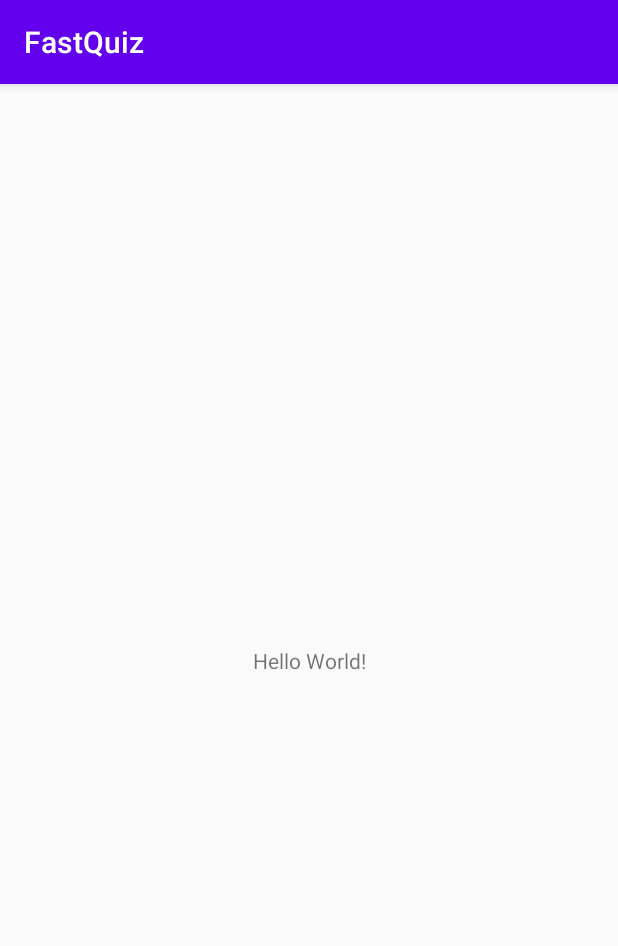
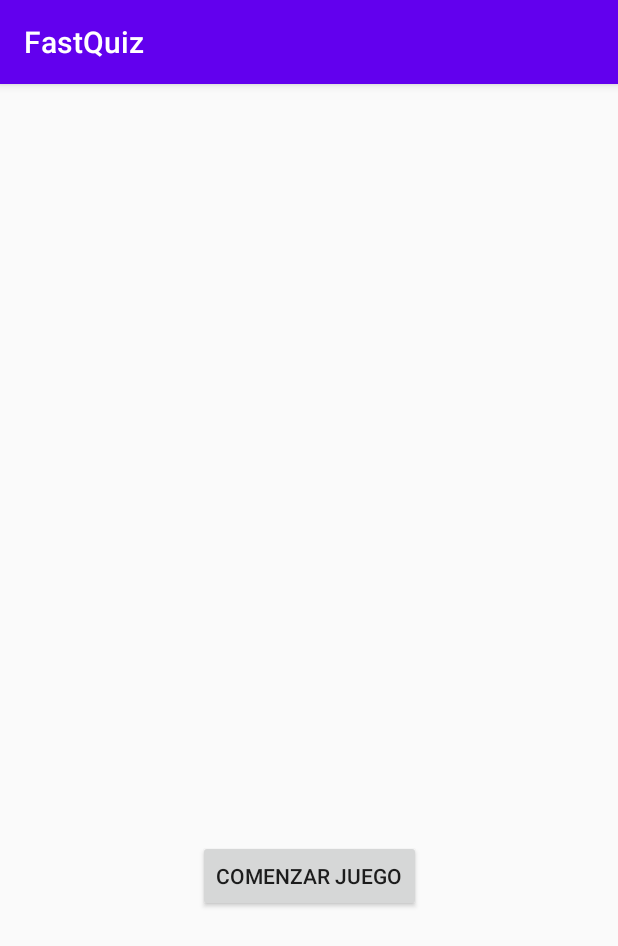
Before and after one commit to oscar-llury/FastQuiz-LDM20-21, an Android app: the screen it shows after launch (MainActivity), on a phone screen of 412 x 824 dp. Shown: the top 946 px of the screen. Run offline under Robolectric (Android 15) with nearby library versions, the phone set to English and light mode, and no system bars.

Commit message:
start new activity from a button

```diff
--- a/app/src/main/AndroidManifest.xml
+++ b/app/src/main/AndroidManifest.xml
@@ -9,6 +9,7 @@
         android:roundIcon="@mipmap/ic_launcher_round"
         android:supportsRtl="true"
         android:theme="@style/AppTheme">
+        <activity android:name=".Game"></activity>
         <activity android:name=".MainActivity">
             <intent-filter>
                 <action android:name="android.intent.action.MAIN" />
--- a/app/src/main/java/com/code/fastquiz/MainActivity.java
+++ b/app/src/main/java/com/code/fastquiz/MainActivity.java
@@ -2,7 +2,10 @@
 
 import androidx.appcompat.app.AppCompatActivity;
 
+import android.content.Intent;
 import android.os.Bundle;
+import android.view.View;
+import android.widget.Button;
 
 public class MainActivity extends AppCompatActivity {
 
@@ -10,5 +13,15 @@
     protected void onCreate(Bundle savedInstanceState) {
         super.onCreate(savedInstanceState);
         setContentView(R.layout.activity_main);
+
+        Button startButton = findViewById(R.id.button_start_game);
+        startButton.setOnClickListener(new View.OnClickListener(){
+            public void onClick(View v){
+
+                Intent activity = new Intent(getApplicationContext(),Game.class);
+                startActivity(activity);
+            }
+        });
+
     }
 }
--- a/app/src/main/res/layout/activity_main.xml
+++ b/app/src/main/res/layout/activity_main.xml
@@ -6,13 +6,14 @@
     android:layout_height="match_parent"
     tools:context=".MainActivity">
 
-    <TextView
+    <Button
+        android:id="@+id/button_start_game"
         android:layout_width="wrap_content"
         android:layout_height="wrap_content"
-        android:text="Hello World!"
+        android:text="@string/star_game"
         app:layout_constraintBottom_toBottomOf="parent"
-        app:layout_constraintLeft_toLeftOf="parent"
-        app:layout_constraintRight_toRightOf="parent"
-        app:layout_constraintTop_toTopOf="parent" />
-
+        app:layout_constraintEnd_toEndOf="parent"
+        app:layout_constraintStart_toStartOf="parent"
+        app:layout_constraintTop_toTopOf="parent"
+        app:layout_constraintVertical_bias="0.70" />
 </androidx.constraintlayout.widget.ConstraintLayout>
--- a/app/src/main/res/values/strings.xml
+++ b/app/src/main/res/values/strings.xml
@@ -1,3 +1,6 @@
 <resources>
     <string name="app_name">FastQuiz</string>
+
+    <!-- activity_main -->
+    <string name="star_game">Comenzar juego</string>
 </resources>
```
Also changed, not shown: app/src/main/java/com/code/fastquiz/Game.java (added, +14 -0 lines), app/src/main/res/layout/activity_game.xml (added, +9 -0 lines).
